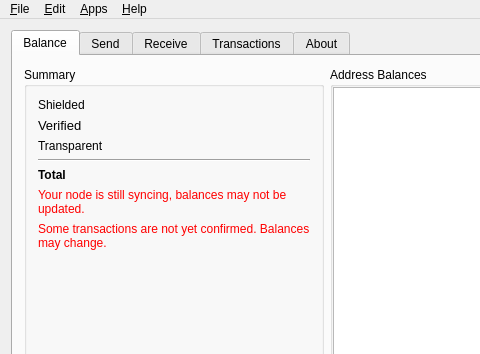
ohsevin/PirateWallet-Lite, file src/mainwindow.ui: the form before one commit; both pictures show x 0 to 480 and y 0 to 354 of the 1274 by 779 pixel window.
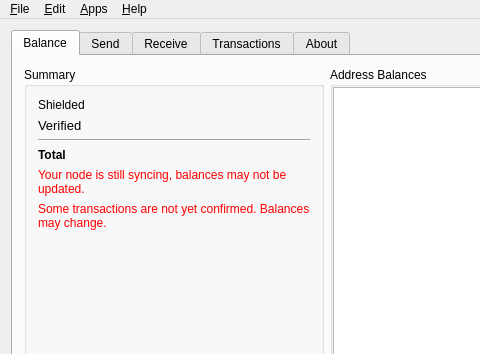
The form after the commit. The open tabs and pages were chosen to show the change. Icons and pictures are not drawn. Custom widgets are drawn as their Qt base class.

The edit to the form file:
```diff
--- a/src/mainwindow.ui
+++ b/src/mainwindow.ui
@@ -106,33 +106,6 @@
                  </item>
                 </layout>
                </item>
-               <item>
-                <layout class="QHBoxLayout" name="horizontalLayout_2">
-                 <item>
-                  <widget class="QLabel" name="label_2">
-                   <property name="sizePolicy">
-                    <sizepolicy hsizetype="Minimum" vsizetype="Preferred">
-                     <horstretch>0</horstretch>
-                     <verstretch>0</verstretch>
-                    </sizepolicy>
-                   </property>
-                   <property name="text">
-                    <string>Transparent</string>
-                   </property>
-                  </widget>
-                 </item>
-                 <item>
-                  <widget class="QLabel" name="balTransparent">
-                   <property name="text">
-                    <string/>
-                   </property>
-                   <property name="alignment">
-                    <set>Qt::AlignRight|Qt::AlignTrailing|Qt::AlignVCenter</set>
-                   </property>
-                  </widget>
-                 </item>
-                </layout>
-               </item>
                <item>
                 <widget class="Line" name="line">
                  <property name="orientation">
```
